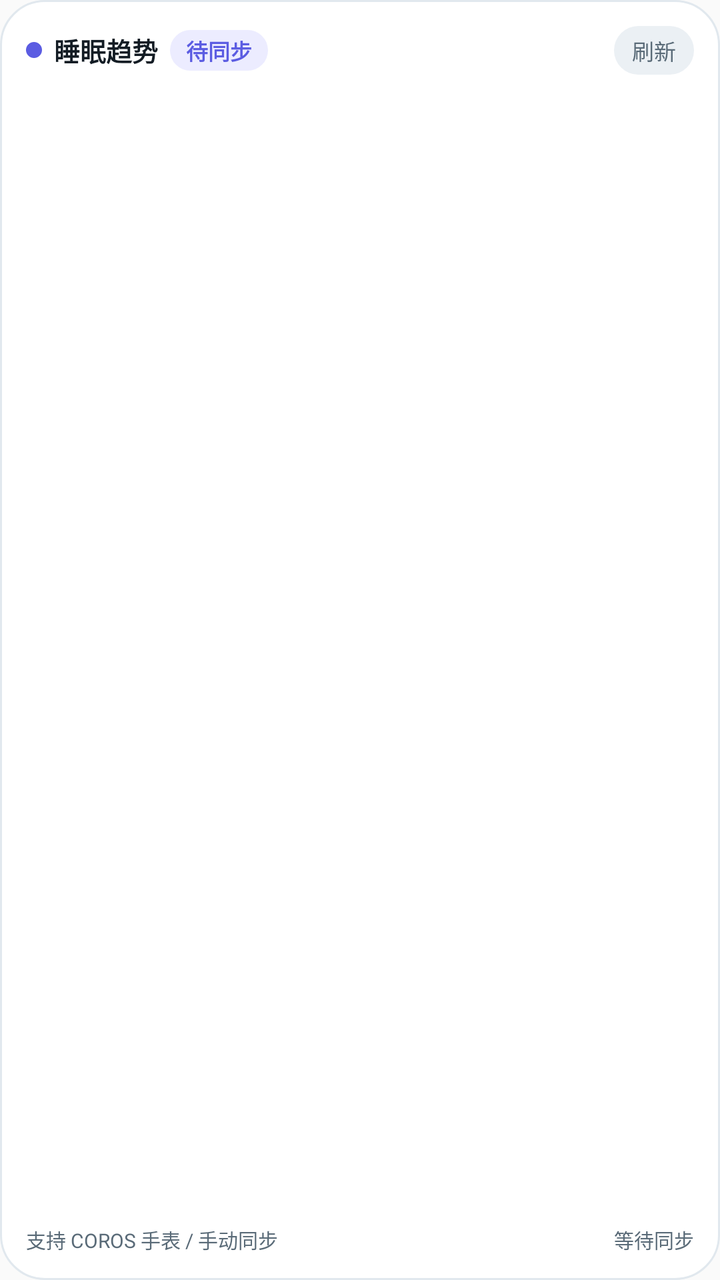
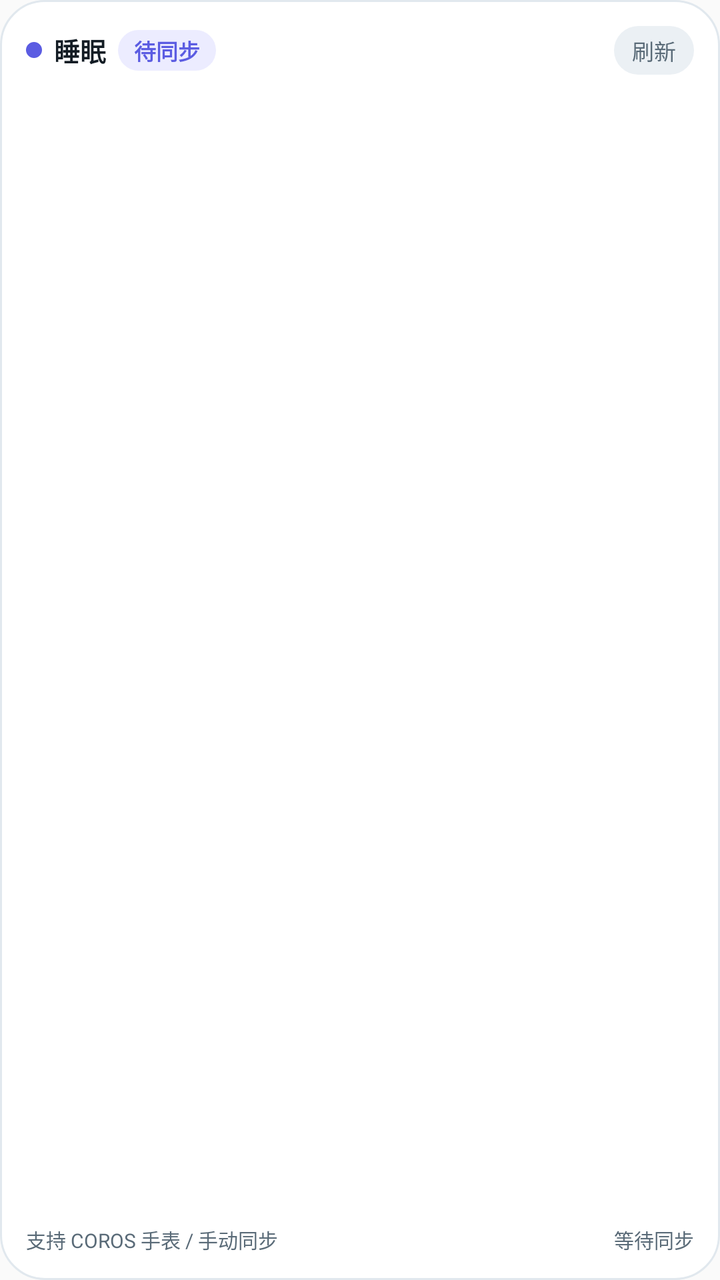

Two renders of the same Android screen: before a commit and after it. Below are the layout's source before the change and the commit's diff.
<!-- AndroidManifest.xml: application theme Theme.PaceApp -->
<!-- res/layout/widget_sleep_trend.xml -->
<?xml version="1.0" encoding="utf-8"?>
<LinearLayout xmlns:android="http://schemas.android.com/apk/res/android"
    android:id="@+id/widget_sleep_root"
    android:layout_width="match_parent"
    android:layout_height="match_parent"
    android:background="@drawable/widget_bg_surface"
    android:orientation="vertical"
    android:padding="13dp">

    <LinearLayout
        android:layout_width="match_parent"
        android:layout_height="wrap_content"
        android:gravity="center_vertical"
        android:orientation="horizontal">

        <ImageView
            android:id="@+id/widget_sleep_dot"
            android:layout_width="8dp"
            android:layout_height="8dp"
            android:contentDescription="@null"
            android:src="@drawable/widget_dot_indigo" />

        <TextView
            android:id="@+id/widget_sleep_title"
            android:layout_width="wrap_content"
            android:layout_height="wrap_content"
            android:layout_marginStart="6dp"
            android:maxLines="1"
            android:text="睡眠趋势"
            android:textColor="#FF131C24"
            android:textSize="13sp"
            android:textStyle="bold" />

        <TextView
            android:id="@+id/widget_sleep_badge"
            android:layout_width="wrap_content"
            android:layout_height="wrap_content"
            android:layout_marginStart="6dp"
            android:background="@drawable/widget_pill_indigo"
            android:maxLines="1"
            android:paddingHorizontal="8dp"
            android:paddingVertical="2dp"
            android:text="待同步"
            android:textColor="#FF5B5CE2"
            android:textSize="11sp"
            android:textStyle="bold" />

        <TextView
            android:id="@+id/widget_sleep_score"
            android:layout_width="wrap_content"
            android:layout_height="wrap_content"
            android:layout_marginStart="5dp"
            android:background="@drawable/widget_pill_muted"
            android:maxLines="1"
            android:paddingHorizontal="7dp"
            android:paddingVertical="2dp"
            android:text=""
            android:textColor="#FFD97706"
            android:textSize="11sp"
            android:textStyle="bold"
            android:visibility="gone" />

        <LinearLayout
            android:layout_width="0dp"
            android:layout_height="1dp"
            android:layout_weight="1"
            android:orientation="horizontal" />

        <TextView
            android:id="@+id/widget_sleep_refresh"
            android:layout_width="wrap_content"
            android:layout_height="wrap_content"
            android:background="@drawable/widget_pill_muted"
            android:maxLines="1"
            android:paddingHorizontal="9dp"
            android:paddingVertical="4dp"
            android:text="刷新"
            android:textColor="#FF5A6B78"
            android:textSize="11sp" />
    </LinearLayout>

    <ImageView
        android:id="@+id/widget_sleep_chart"
        android:layout_width="match_parent"
        android:layout_height="0dp"
        android:layout_marginTop="6dp"
        android:layout_marginBottom="4dp"
        android:layout_weight="1"
        android:contentDescription="近7天睡眠时长图表"
        android:scaleType="fitCenter" />

    <LinearLayout
        android:layout_width="match_parent"
        android:layout_height="wrap_content"
        android:gravity="center_vertical"
        android:orientation="horizontal">

        <TextView
            android:id="@+id/widget_sleep_footer_left"
            android:layout_width="0dp"
            android:layout_height="wrap_content"
            android:layout_weight="1"
            android:ellipsize="end"
            android:maxLines="1"
            android:text="支持 COROS 手表 / 手动同步"
            android:textColor="#FF5A6B78"
            android:textSize="10sp" />

        <TextView
            android:id="@+id/widget_sleep_footer_right"
            android:layout_width="wrap_content"
            android:layout_height="wrap_content"
            android:maxLines="1"
            android:text="等待同步"
            android:textColor="#FF5A6B78"
            android:textSize="10sp" />
    </LinearLayout>

</LinearLayout>
<!-- resources referenced by this layout -->
<resources>
  <!-- drawable widget_bg_surface (drawable) -->
  <?xml version="1.0" encoding="utf-8"?>
  <shape xmlns:android="http://schemas.android.com/apk/res/android"
      android:shape="rectangle">
      <solid android:color="#FFFFFFFF" />
      <stroke
          android:width="1dp"
          android:color="#FFE1E8EE" />
      <corners android:radius="22dp" />
  </shape>
  <!-- drawable widget_dot_indigo (drawable) -->
  <?xml version="1.0" encoding="utf-8"?>
  <shape xmlns:android="http://schemas.android.com/apk/res/android"
      android:shape="oval">
      <solid android:color="#FF5B5CE2" />
      <size
          android:width="8dp"
          android:height="8dp" />
  </shape>
  <!-- drawable widget_pill_indigo (drawable) -->
  <?xml version="1.0" encoding="utf-8"?>
  <shape xmlns:android="http://schemas.android.com/apk/res/android"
      android:shape="rectangle">
      <solid android:color="#FFECECFF" />
      <corners android:radius="999dp" />
  </shape>
  <!-- drawable widget_pill_muted (drawable) -->
  <?xml version="1.0" encoding="utf-8"?>
  <shape xmlns:android="http://schemas.android.com/apk/res/android"
      android:shape="rectangle">
      <solid android:color="#FFEBF0F4" />
      <corners android:radius="999dp" />
  </shape>
  <style name="Theme.PaceApp" parent="android:style/Theme.Material.Light.NoActionBar" />
</resources>

<!-- the commit's change to res/layout/widget_sleep_trend.xml (unified diff, before → after) -->
@@ -26,7 +26,7 @@
             android:layout_height="wrap_content"
             android:layout_marginStart="6dp"
             android:maxLines="1"
-            android:text="睡眠趋势"
+            android:text="睡眠"
             android:textColor="#FF131C24"
             android:textSize="13sp"
             android:textStyle="bold" />
@@ -58,6 +58,20 @@
             android:textColor="#FFD97706"
             android:textSize="11sp"
             android:textStyle="bold"
+            android:visibility="gone" />
+
+        <TextView
+            android:id="@+id/widget_sleep_window"
+            android:layout_width="wrap_content"
+            android:layout_height="wrap_content"
+            android:layout_marginStart="5dp"
+            android:background="@drawable/widget_pill_muted"
+            android:maxLines="1"
+            android:paddingHorizontal="7dp"
+            android:paddingVertical="2dp"
+            android:text=""
+            android:textColor="#FF5A6B78"
+            android:textSize="10sp"
             android:visibility="gone" />
 
         <LinearLayout
